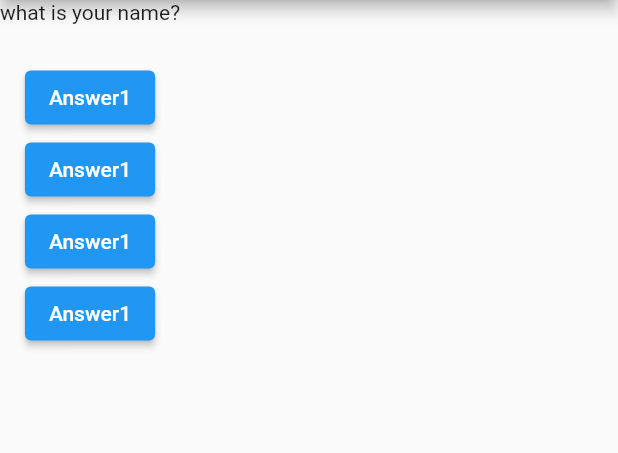
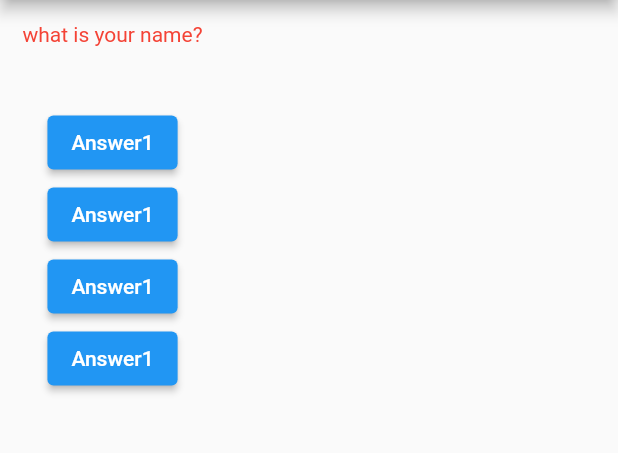
Before and after one commit to Bishalmdhr2080/quizapp, a Flutter app: the screen it shows after launch, on a phone screen of 412 x 824 dp, the part 84-537 px from its top. Run offline on Flutter 3.47's test engine with Material 2 defaults, Android fonts, the phone set to English and light mode, and no system bars.

Commit message:
new custom widget is created with Question class

```diff
--- a/lib/main.dart
+++ b/lib/main.dart
@@ -1,4 +1,6 @@
 import 'package:flutter/material.dart';
+import 'package:quizapp/question.dart';
+import './question.dart';
 
 void main() {
   runApp(MyApp());
@@ -35,7 +37,7 @@ class _MyAppState extends State<MyApp> {
           ),
           body: Column(
             children: [
-              Text(questions[indexQuestion]),
+              Quesiton(questions[indexQuestion]),
               SizedBox(
                 height: 25,
               ),
--- /dev/null
+++ b/lib/question.dart
@@ -0,0 +1,15 @@
+import 'package:flutter/material.dart';
+
+// ignore: must_be_immutable
+class Quesiton extends StatelessWidget {
+  String value;
+  Quesiton(this.value, {super.key});
+
+  @override
+  Widget build(BuildContext context) {
+    return Padding(
+      padding: const EdgeInsets.all(15),
+      child: Text(value,style: TextStyle(color: Colors.red),),
+    );
+  }
+}
```
